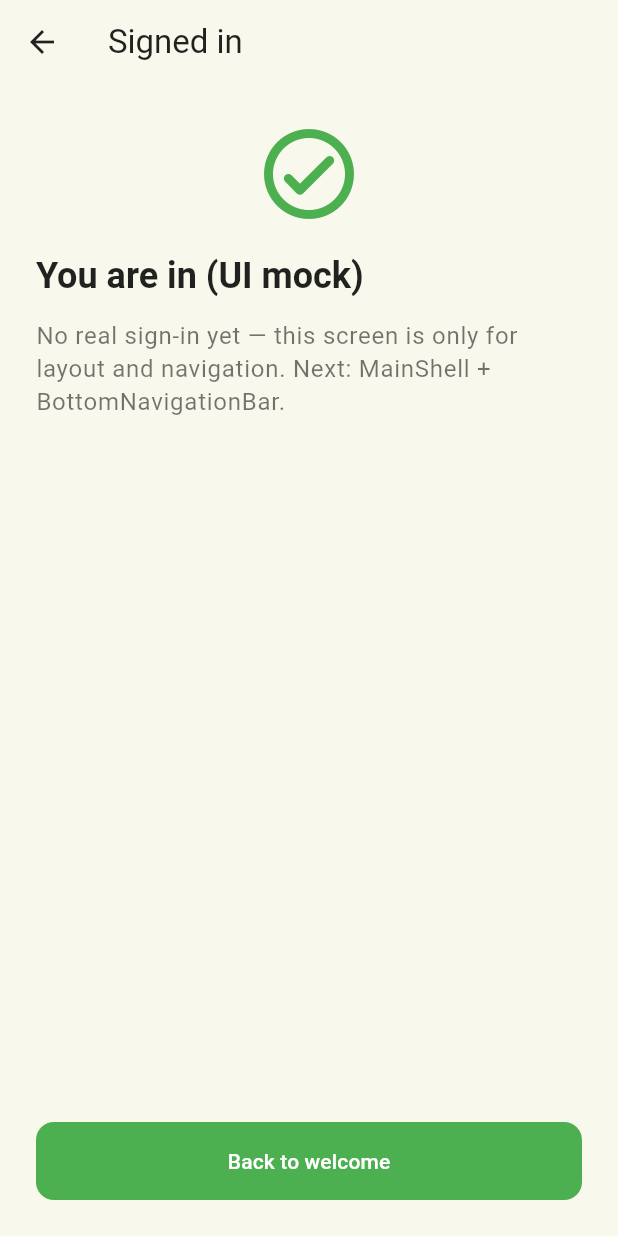
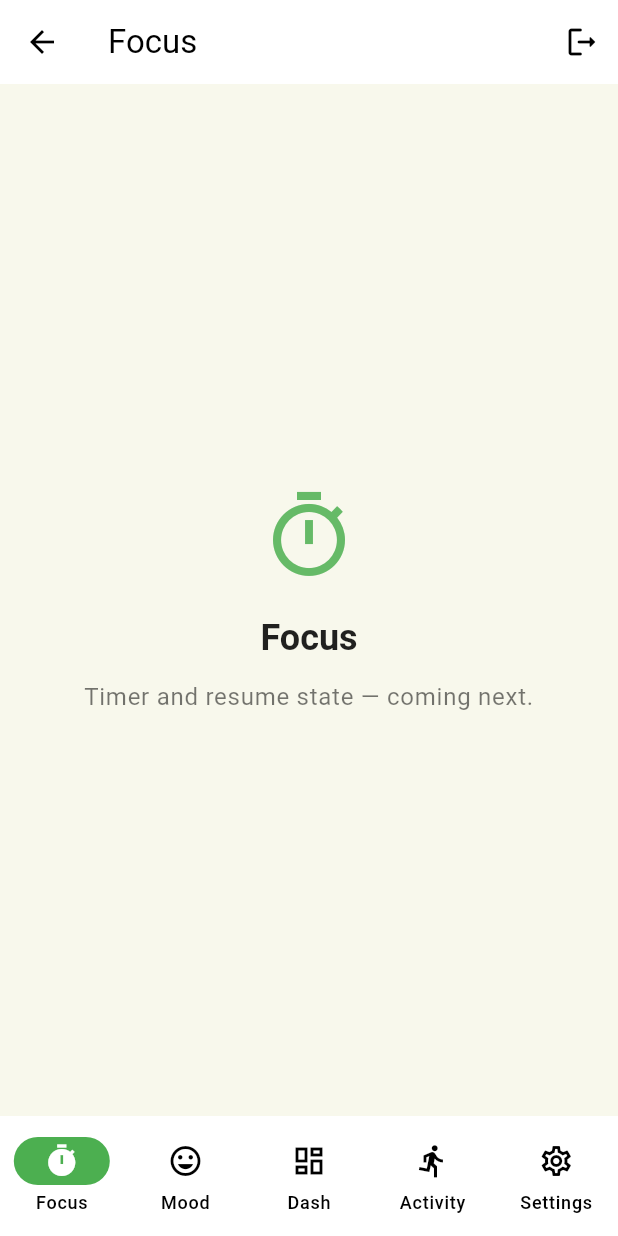
Before and after one commit to hkuspace-pu/comp2003hk-2526-group-group5, a Flutter app: the LoginScreen screen opened directly, after a tap on "Fill fields", after a tap on "Sign in with demo", on a phone screen of 412 x 824 dp. Run offline on Flutter 3.47's test engine with Material 3 defaults, Android fonts, the phone set to English and light mode, and no system bars; our stand-ins replace cloud_firestore, firebase_auth, firebase_core, shared_preferences; accounts and stored records are empty.

Commit message:
feat(ui): add main shell with bottom navigation and five tab placeholders

```diff
--- a/lib/Login.dart
+++ b/lib/Login.dart
@@ -3,7 +3,7 @@ import 'package:provider/provider.dart';
 
 import 'Register.dart';
 import 'screens/user/forgot_password_screen.dart';
-import 'screens/user/signed_in_placeholder_screen.dart';
+import 'screens/main/main_shell_screen.dart';
 
 /// Shown on the login page for UI demos (not tied to Firebase).
 const String kDemoLoginEmail = 'demo@screen-time.app';
@@ -58,7 +58,7 @@ class _LoginScreenState extends State<LoginScreen> {
 
     Navigator.of(context).pushReplacement(
       MaterialPageRoute<void>(
-        builder: (BuildContext context) => const SignedInPlaceholderScreen(),
+        builder: (BuildContext context) => const MainShellScreen(),
       ),
     );
   }
--- a/lib/Register.dart
+++ b/lib/Register.dart
@@ -3,7 +3,7 @@ import 'package:provider/provider.dart';
 
 import 'Login.dart';
 import 'screens/user/privacy_policy_screen.dart';
-import 'screens/user/signed_in_placeholder_screen.dart';
+import 'screens/main/main_shell_screen.dart';
 
 class SignUpData extends ChangeNotifier {
   bool _privacyPolicyAccepted;
@@ -100,7 +100,7 @@ class SignUpScreen extends StatelessWidget {
 
     Navigator.of(context).pushReplacement(
       MaterialPageRoute<void>(
-        builder: (BuildContext context) => const SignedInPlaceholderScreen(),
+        builder: (BuildContext context) => const MainShellScreen(),
       ),
     );
   }
--- /dev/null
+++ b/lib/screens/main/main_shell_screen.dart
@@ -0,0 +1,173 @@
+import 'package:flutter/material.dart';
+
+/// Main app shell with [NavigationBar]; each tab is a placeholder until real screens are added.
+class MainShellScreen extends StatefulWidget {
+  const MainShellScreen({super.key});
+
+  @override
+  State<MainShellScreen> createState() => _MainShellScreenState();
+}
+
+class _MainShellScreenState extends State<MainShellScreen> {
+  int _index = 0;
+
+  static const List<String> _titles = <String>[
+    'Focus',
+    'Mood log',
+    'Dashboard',
+    'Activity',
+    'Settings',
+  ];
+
+  void _confirmLeaveToWelcome(BuildContext context) {
+    showDialog<void>(
+      context: context,
+      builder: (BuildContext context) => AlertDialog(
+        title: const Text('Leave app preview?'),
+        content: const Text(
+          'You will return to the welcome screen. (UI only — no sign-out API.)',
+        ),
+        actions: <Widget>[
+          TextButton(
+            onPressed: () => Navigator.of(context).pop(),
+            child: const Text('Cancel'),
+          ),
+          FilledButton(
+            onPressed: () {
+              Navigator.of(context).pop();
+              Navigator.of(context).popUntil((Route<dynamic> r) => r.isFirst);
+            },
+            child: const Text('Leave'),
+          ),
+        ],
+      ),
+    );
+  }
+
+  @override
+  Widget build(BuildContext context) {
+    return Scaffold(
+      appBar: AppBar(
+        title: Text(_titles[_index]),
+        actions: <Widget>[
+          IconButton(
+            icon: const Icon(Icons.logout_rounded),
+            tooltip: 'Back to welcome',
+            onPressed: () => _confirmLeaveToWelcome(context),
+          ),
+        ],
+      ),
+      body: IndexedStack(
+        index: _index,
+        children: const <Widget>[
+          _TabPlaceholder(
+            icon: Icons.timer_outlined,
+            title: 'Focus',
+            hint: 'Timer and resume state — coming next.',
+          ),
+          _TabPlaceholder(
+            icon: Icons.mood_outlined,
+            title: 'Mood log',
+            hint: 'Logging UI — coming next.',
+          ),
+          _TabPlaceholder(
+            icon: Icons.dashboard_outlined,
+            title: 'Dashboard',
+            hint: 'Charts and summary — coming next.',
+          ),
+          _TabPlaceholder(
+            icon: Icons.directions_run_outlined,
+            title: 'Activity',
+            hint: 'Activity list and share — coming next.',
+          ),
+          _TabPlaceholder(
+            icon: Icons.settings_outlined,
+            title: 'Settings',
+            hint: 'Account, notifications, export — coming next.',
+          ),
+        ],
+      ),
+      bottomNavigationBar: NavigationBar(
+        selectedIndex: _index,
+        onDestinationSelected: (int i) => setState(() => _index = i),
+        destinations: const <NavigationDestination>[
+          NavigationDestination(
+            icon: Icon(Icons.timer_outlined),
+            selectedIcon: Icon(Icons.timer),
+            label: 'Focus',
+          ),
+          NavigationDestination(
+            icon: Icon(Icons.mood_outlined),
+            selectedIcon: Icon(Icons.mood),
+            label: 'Mood',
+          ),
+          NavigationDestination(
+            icon: Icon(Icons.dashboard_outlined),
+            selectedIcon: Icon(Icons.dashboard),
+            label: 'Dash',
+          ),
+          NavigationDestination(
+            icon: Icon(Icons.directions_run_outlined),
+            selectedIcon: Icon(Icons.directions_run),
+            label: 'Activity',
+          ),
+          NavigationDestination(
+            icon: Icon(Icons.settings_outlined),
+            selectedIcon: Icon(Icons.settings),
+            label: 'Settings',
+          ),
+        ],
+      ),
+    );
+  }
+}
+
+class _TabPlaceholder extends StatelessWidget {
+  const _TabPlaceholder({
+    required this.icon,
+    required this.title,
+    required this.hint,
+  });
+
+  final IconData icon;
+  final String title;
+  final String hint;
+
+  @override
+  Widget build(BuildContext context) {
+    final ColorScheme scheme = Theme.of(context).colorScheme;
+
+    return ColoredBox(
+      color: const Color(0xFFF8F8EC),
+      child: Center(
+        child: Padding(
+          padding: const EdgeInsets.all(32),
+          child: Column(
+            mainAxisAlignment: MainAxisAlignment.center,
+            children: <Widget>[
+              Icon(icon, size: 64, color: scheme.primary.withValues(alpha: 0.85)),
+              const SizedBox(height: 20),
+              Text(
+                title,
+                textAlign: TextAlign.center,
+                style: Theme.of(context).textTheme.headlineSmall?.copyWith(
+                      fontWeight: FontWeight.w700,
+                      color: Colors.black87,
+                    ),
+              ),
+              const SizedBox(height: 12),
+              Text(
+                hint,
+                textAlign: TextAlign.center,
+                style: Theme.of(context).textTheme.bodyLarge?.copyWith(
+                      color: Colors.black54,
+                      height: 1.4,
+                    ),
+              ),
+            ],
+          ),
+        ),
+      ),
+    );
+  }
+}
--- a/lib/screens/user/signed_in_placeholder_screen.dart
+++ /dev/null
@@ -1,70 +0,0 @@
-import 'package:flutter/material.dart';
-
-/// UI only: temporary screen after Sign In / Sign Up until MainShell exists.
-class SignedInPlaceholderScreen extends StatelessWidget {
-  const SignedInPlaceholderScreen({super.key});
-
-  static const Color _bg = Color(0xFFF8F8EC);
-
-  void _backToWelcome(BuildContext context) {
-    Navigator.of(context).popUntil((Route<dynamic> route) => route.isFirst);
-  }
-
-  @override
-  Widget build(BuildContext context) {
-    final TextTheme textTheme = Theme.of(context).textTheme;
-
-    return Scaffold(
-      backgroundColor: _bg,
-      appBar: AppBar(
-        title: const Text('Signed in'),
-        backgroundColor: _bg,
-        foregroundColor: Colors.black87,
-        elevation: 0,
-      ),
-      body: SafeArea(
-        child: Padding(
-          padding: const EdgeInsets.all(24),
-          child: Column(
-            crossAxisAlignment: CrossAxisAlignment.stretch,
-            children: <Widget>[
-              Icon(
-                Icons.check_circle_outline_rounded,
-                size: 72,
-                color: Theme.of(context).colorScheme.primary,
-              ),
-              const SizedBox(height: 16),
-              Text(
-                'You are in (UI mock)',
-                style: textTheme.headlineSmall?.copyWith(
-                  fontWeight: FontWeight.w700,
-                  color: Colors.black87,
-                ),
-              ),
-              const SizedBox(height: 12),
-              Text(
-                'No real sign-in yet — this screen is only for layout and '
-                'navigation. Next: MainShell + BottomNavigationBar.',
-                style: textTheme.bodyLarge?.copyWith(
-                  color: Colors.black54,
-                  height: 1.4,
-                ),
-              ),
-              const Spacer(),
-              FilledButton(
-                onPressed: () => _backToWelcome(context),
-                style: FilledButton.styleFrom(
-                  padding: const EdgeInsets.symmetric(vertical: 16),
-                  shape: RoundedRectangleBorder(
-                    borderRadius: BorderRadius.circular(12),
-                  ),
-                ),
-                child: const Text('Back to welcome'),
-              ),
-            ],
-          ),
-        ),
-      ),
-    );
-  }
-}
```
